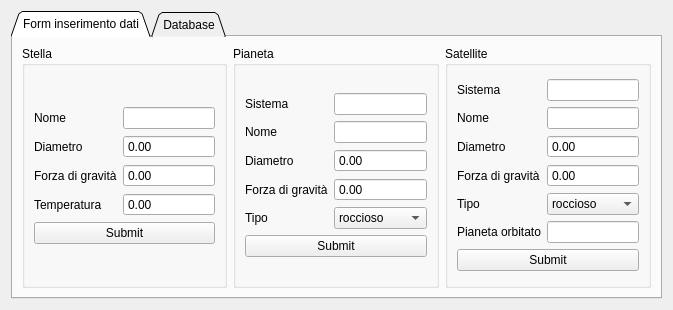
Old version of the form gui.ui in the repository Vitolus/Progetto_PaO.
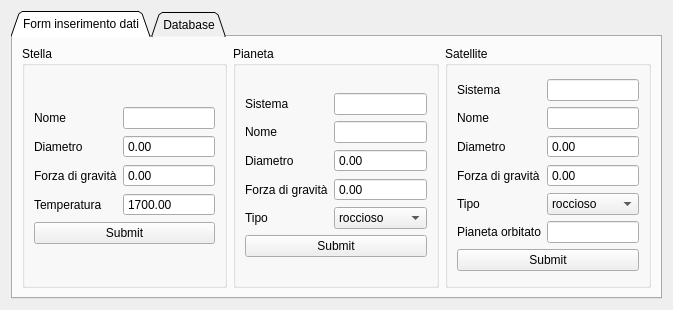
New version of the form. The open tabs and pages were chosen to show the change.

Diff of the .ui file:
```diff
--- a/gui.ui
+++ b/gui.ui
@@ -60,6 +60,9 @@
                   <property name="buttonSymbols">
                    <enum>QAbstractSpinBox::NoButtons</enum>
                   </property>
+                  <property name="minimum">
+                   <double>1700.000000000000000</double>
+                  </property>
                   <property name="maximum">
                    <double>1000000.000000000000000</double>
                   </property>
```
Left out of the diff: 2 changed lines with no effect on the pictures.
